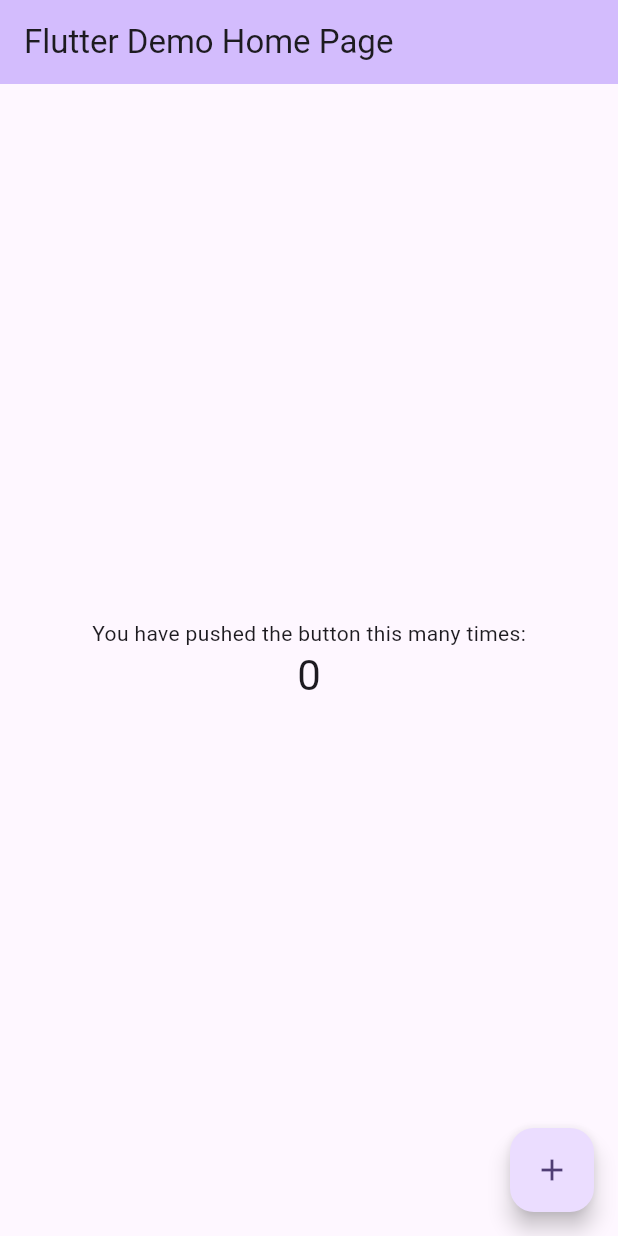
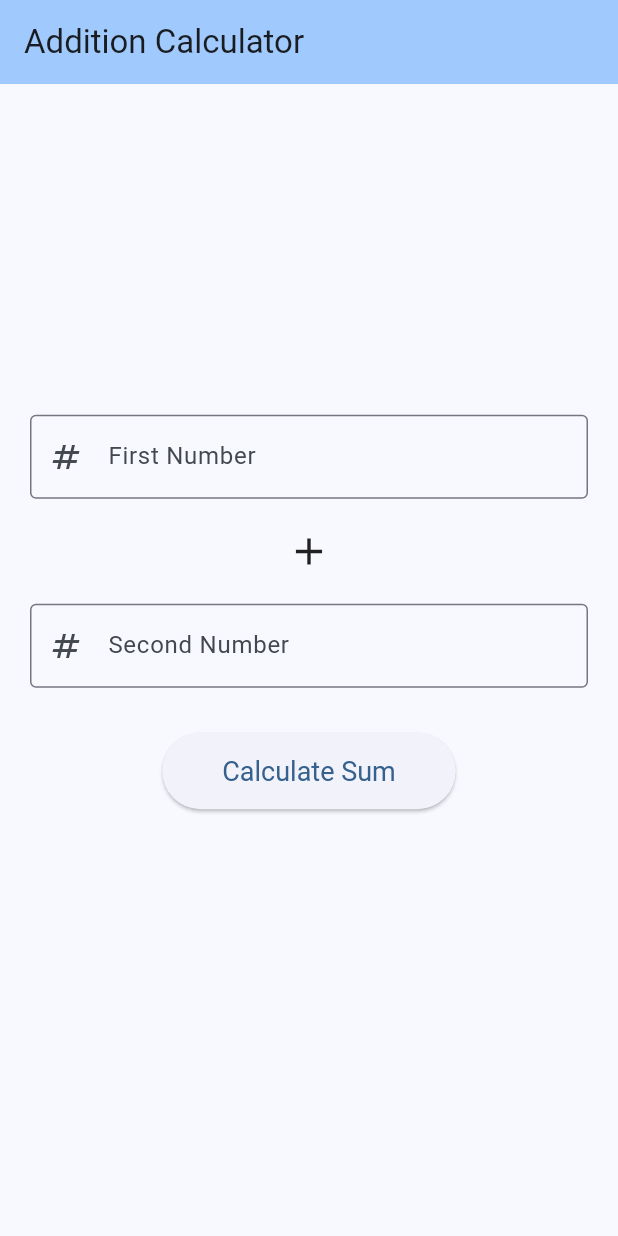
Before and after one commit to could-ai/019ae64f-2a5b-7ac5-974a-f7b345fcb75d, a Flutter app: the screen it shows after launch, on a phone screen of 412 x 824 dp. Run offline on Flutter 3.47's test engine with Material 3 defaults, Android fonts, the phone set to English and light mode, and no system bars.

Commit message:
Replaced the default counter app with a simple addition calculator. Added two text fields for input, a calculate button, and a result display area. Implemented logic to parse inputs and display the sum or error messages.

```diff
--- a/usr/lib/main.dart
+++ b/usr/lib/main.dart
@@ -7,117 +7,147 @@ void main() {
 class MyApp extends StatelessWidget {
   const MyApp({super.key});
 
-  // This widget is the root of your application.
   @override
   Widget build(BuildContext context) {
     return MaterialApp(
-      title: 'Flutter Demo',
+      title: 'Simple Addition Calculator',
       debugShowCheckedModeBanner: false,
       theme: ThemeData(
-        // This is the theme of your application.
-        //
-        // TRY THIS: Try running your application with "flutter run". You'll see
-        // the application has a purple toolbar. Then, without quitting the app,
-        // try changing the seedColor in the colorScheme below to Colors.green
-        // and then invoke "hot reload" (save your changes or press the "hot
-        // reload" button in a Flutter-supported IDE, or press "r" if you used
-        // the command line to start the app).
-        //
-        // Notice that the counter didn't reset back to zero; the application
-        // state is not lost during the reload. To reset the state, use hot
-        // restart instead.
-        //
-        // This works for code too, not just values: Most code changes can be
-        // tested with just a hot reload.
-        colorScheme: ColorScheme.fromSeed(seedColor: Colors.deepPurple),
+        colorScheme: ColorScheme.fromSeed(seedColor: Colors.blue),
+        useMaterial3: true,
       ),
       initialRoute: '/',
       routes: {
-        '/': (context) => const MyHomePage(title: 'Flutter Demo Home Page'),
+        '/': (context) => const CalculatorScreen(),
       },
     );
   }
 }
 
-class MyHomePage extends StatefulWidget {
-  const MyHomePage({super.key, required this.title});
-
-  // This widget is the home page of your application. It is stateful, meaning
-  // that it has a State object (defined below) that contains fields that affect
-  // how it looks.
-
-  // This class is the configuration for the state. It holds the values (in this
-  // case the title) provided by the parent (in this case the App widget) and
-  // used by the build method of the State. Fields in a Widget subclass are
-  // always marked "final".
-
-  final String title;
+class CalculatorScreen extends StatefulWidget {
+  const CalculatorScreen({super.key});
 
   @override
-  State<MyHomePage> createState() => _MyHomePageState();
+  State<CalculatorScreen> createState() => _CalculatorScreenState();
 }
 
-class _MyHomePageState extends State<MyHomePage> {
-  int _counter = 0;
+class _CalculatorScreenState extends State<CalculatorScreen> {
+  // Controllers to retrieve text from input fields
+  final TextEditingController _num1Controller = TextEditingController();
+  final TextEditingController _num2Controller = TextEditingController();
 
-  void _incrementCounter() {
-    setState(() {
-      // This call to setState tells the Flutter framework that something has
-      // changed in this State, which causes it to rerun the build method below
-      // so that the display can reflect the updated values. If we changed
-      // _counter without calling setState(), then the build method would not be
-      // called again, and so nothing would appear to happen.
-      _counter++;
-    });
+  // Variable to store the result message
+  String _result = '';
+
+  void _calculateSum() {
+    // Get text from controllers
+    String text1 = _num1Controller.text;
+    String text2 = _num2Controller.text;
+
+    // Check if inputs are empty
+    if (text1.isEmpty || text2.isEmpty) {
+      setState(() {
+        _result = 'Please enter both numbers';
+      });
+      return;
+    }
+
+    try {
+      // Parse inputs to doubles
+      double num1 = double.parse(text1);
+      double num2 = double.parse(text2);
+
+      // Calculate sum
+      double sum = num1 + num2;
+
+      setState(() {
+        // Format output: remove decimal point if it's a whole number
+        if (sum % 1 == 0) {
+          _result = 'Result: ${sum.toInt()}';
+        } else {
+          _result = 'Result: $sum';
+        }
+      });
+    } catch (e) {
+      // Handle non-numeric input
+      setState(() {
+        _result = 'Invalid input. Please enter valid numbers.';
+      });
+    }
+  }
+
+  @override
+  void dispose() {
+    // Clean up controllers when the widget is disposed
+    _num1Controller.dispose();
+    _num2Controller.dispose();
+    super.dispose();
   }
 
   @override
   Widget build(BuildContext context) {
-    // This method is rerun every time setState is called, for instance as done
-    // by the _incrementCounter method above.
-    //
-    // The Flutter framework has been optimized to make rerunning build methods
-    // fast, so that you can just rebuild anything that needs updating rather
-    // than having to individually change instances of widgets.
     return Scaffold(
       appBar: AppBar(
-        // TRY THIS: Try changing the color here to a specific color (to
-        // Colors.amber, perhaps?) and trigger a hot reload to see the AppBar
-        // change color while the other colors stay the same.
+        title: const Text('Addition Calculator'),
         backgroundColor: Theme.of(context).colorScheme.inversePrimary,
-        // Here we take the value from the MyHomePage object that was created by
-        // the App.build method, and use it to set our appbar title.
-        title: Text(widget.title),
       ),
-      body: Center(
-        // Center is a layout widget. It takes a single child and positions it
-        // in the middle of the parent.
+      body: Padding(
+        padding: const EdgeInsets.all(20.0),
         child: Column(
-          // Column is also a layout widget. It takes a list of children and
-          // arranges them vertically. By default, it sizes itself to fit its
-          // children horizontally, and tries to be as tall as its parent.
-          //
-          // Column has various properties to control how it sizes itself and
-          // how it positions its children. Here we use mainAxisAlignment to
-          // center the children vertically; the main axis here is the vertical
-          // axis because Columns are vertical (the cross axis would be
-          // horizontal).
-          //
-          // TRY THIS: Invoke "debug painting" (choose the "Toggle Debug Paint"
-          // action in the IDE, or press "p" in the console), to see the
-          // wireframe for each widget.
           mainAxisAlignment: MainAxisAlignment.center,
           children: <Widget>[
-            const Text('You have pushed the button this many times:'),
-            Text('$_counter', style: Theme.of(context).textTheme.headlineMedium),
+            // First Input Field
+            TextField(
+              controller: _num1Controller,
+              keyboardType: const TextInputType.numberWithOptions(decimal: true),
+              decoration: const InputDecoration(
+                labelText: 'First Number',
+                border: OutlineInputBorder(),
+                prefixIcon: Icon(Icons.numbers),
+              ),
+            ),
+            const SizedBox(height: 20),
+
+            // Plus Icon
+            const Icon(Icons.add, size: 30),
+            const SizedBox(height: 20),
+
+            // Second Input Field
+            TextField(
+              controller: _num2Controller,
+              keyboardType: const TextInputType.numberWithOptions(decimal: true),
+              decoration: const InputDecoration(
+                labelText: 'Second Number',
+                border: OutlineInputBorder(),
+                prefixIcon: Icon(Icons.numbers),
+              ),
+            ),
+            const SizedBox(height: 30),
+
+            // Calculate Button
+            ElevatedButton(
+              onPressed: _calculateSum,
+              style: ElevatedButton.styleFrom(
+                padding: const EdgeInsets.symmetric(horizontal: 40, vertical: 15),
+                textStyle: const TextStyle(fontSize: 18),
+              ),
+              child: const Text('Calculate Sum'),
+            ),
+            const SizedBox(height: 30),
+
+            // Result Display
+            Text(
+              _result,
+              style: const TextStyle(
+                fontSize: 24,
+                fontWeight: FontWeight.bold,
+                color: Colors.blueAccent,
+              ),
+              textAlign: TextAlign.center,
+            ),
           ],
         ),
       ),
-      floatingActionButton: FloatingActionButton(
-        onPressed: _incrementCounter,
-        tooltip: 'Increment',
-        child: const Icon(Icons.add),
-      ), // This trailing comma makes auto-formatting nicer for build methods.
     );
   }
 }
```
